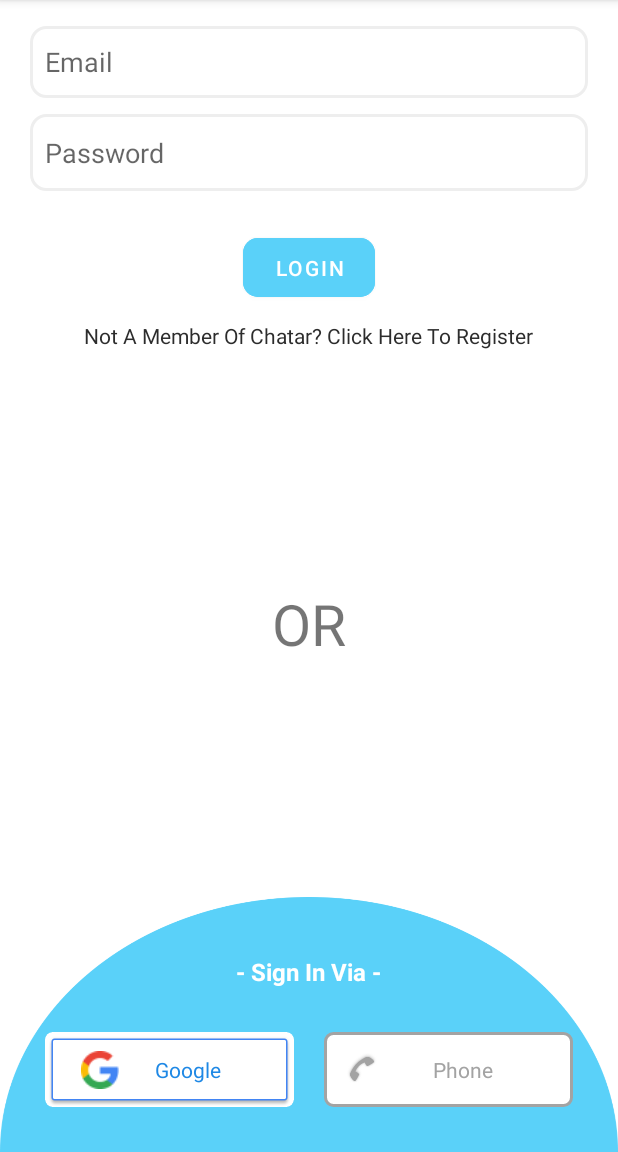
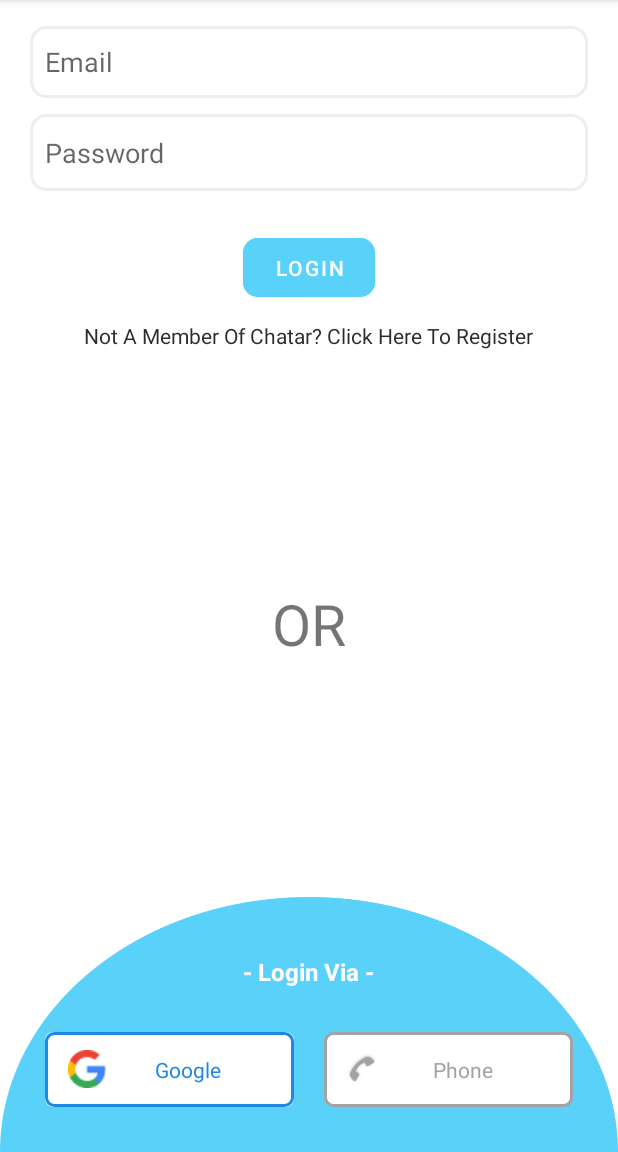
Before and after one commit to saurabhbhoir11/Online-Chat-Ap, an Android app: the Login screen opened directly, with no data from a screen before it, on a phone screen of 412 x 824 dp, the part 84-1236 px from its top. Run offline under Robolectric (Android 15) with nearby library versions, the phone set to English and light mode, and no system bars; our stand-ins replace Firebase (no records; nobody signed in at launch, a user with empty details on screens opened directly).

Commit message:
layout updated

```diff
--- a/app/src/main/res/layout/activity_login.xml
+++ b/app/src/main/res/layout/activity_login.xml
@@ -106,7 +106,7 @@
                 android:layout_marginBottom="10dp"
                 android:layout_weight="1"
                 android:gravity="center"
-                android:text="- Sign In Via -"
+                android:text="- Login Via -"
                 android:textColor="#FFFFFF"
                 android:textSize="16sp"
                 android:textStyle="bold" />
@@ -129,7 +129,7 @@
                     <LinearLayout
                         android:layout_width="match_parent"
                         android:layout_height="match_parent"
-                        android:background="@drawable/common_google_signin_btn_icon_dark_normal_background"
+                        android:background="@drawable/google_back"
                         android:gravity="center"
                         android:orientation="horizontal">
 
```
